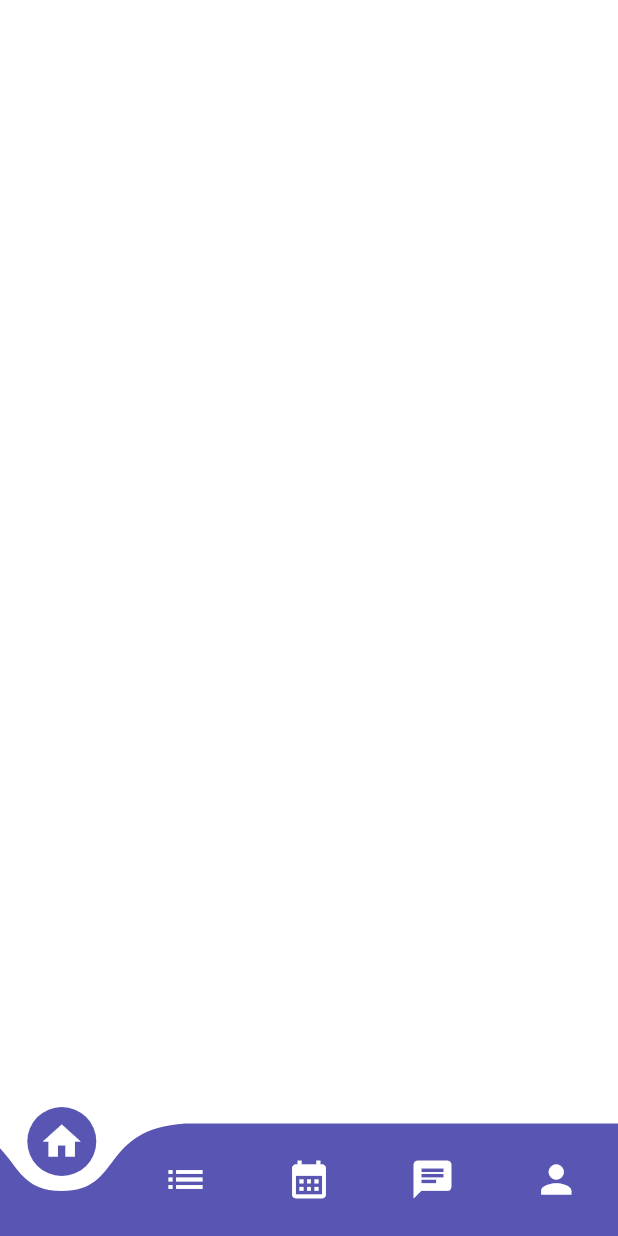
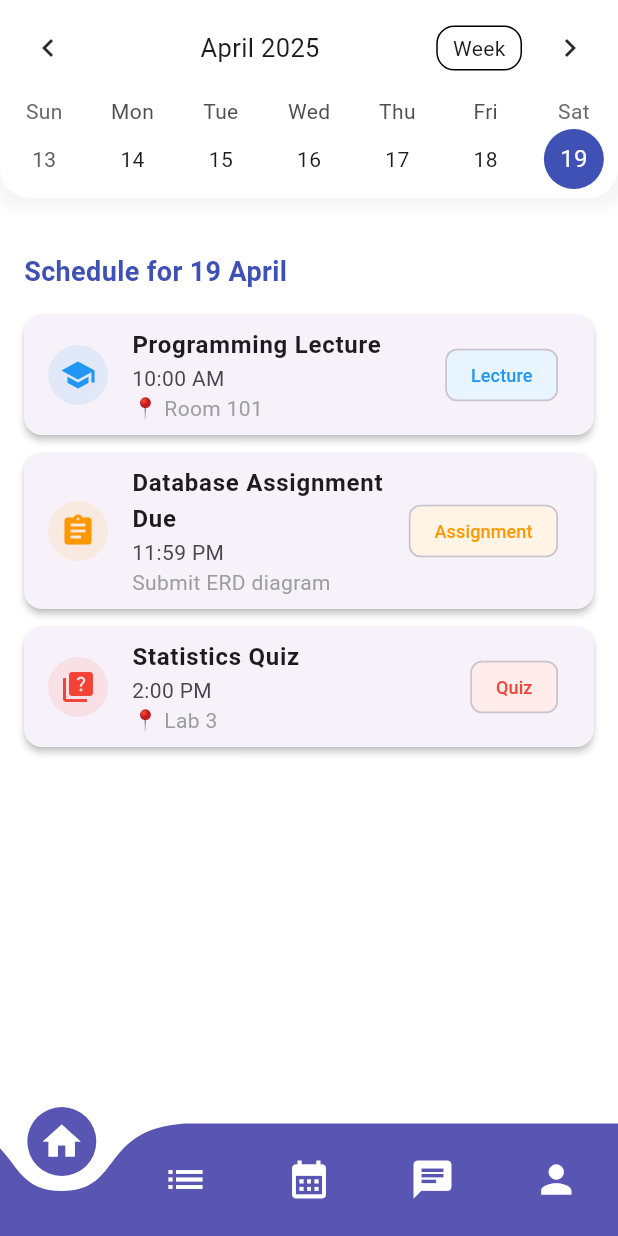
Before and after one commit to YousefElwageeh/edu, a Flutter app: the LayoutScreen screen opened by its route, swiped to page 3, on a phone screen of 412 x 824 dp. Run offline on Flutter 3.47's test engine with Material 3 defaults, Android fonts, the phone set to English and light mode, and no system bars; drawn by our look-alikes of curved_navigation_bar, table_calendar; our stand-ins replace bloc, dio, equatable, flutter_screenutil, pretty_dio_logger and 1 more; missing offline and left inert: dart:ffi; accounts and stored records are empty; Roboto replaces fonts that are missing (Metropolis).

Commit message:
Add course screens, calendar, and navigation with table_calendar package

```diff
--- a/lib/src/core/routes/app_router.dart
+++ b/lib/src/core/routes/app_router.dart
@@ -1,5 +1,6 @@
 import 'package:edu/src/features/authntcation/presentation/pages/login.dart';
 import 'package:edu/src/features/authntcation/presentation/pages/register.dart';
+import 'package:edu/src/features/courses/presentation/pages/course_details_screen.dart';
 import 'package:edu/src/features/home/presentation/pages/layout.dart';
 import 'package:flutter/material.dart';
 
@@ -7,6 +8,7 @@ class Routes {
   static const String loginRoute = '/login';
   static const String registerRoute = '/register';
   static const String layoutRoute = '/layout';
+  static const String courseRoute = '/course';
 }
 
 class AppRouter {
@@ -15,6 +17,10 @@ class AppRouter {
     final arguments = settings.arguments;
 
     switch (settings.name) {
+      case Routes.courseRoute:
+        return MaterialPageRoute(
+          builder: (_) => const CourseDetailsScreen(),
+        );
       case Routes.loginRoute:
         return MaterialPageRoute(
           builder: (_) => LoginScreen(),
--- /dev/null
+++ b/lib/src/features/calender/presentation/pages/calender_screen.dart
@@ -0,0 +1,259 @@
+import 'package:flutter/material.dart';
+import 'package:table_calendar/table_calendar.dart';
+
+class CalendarScreen extends StatefulWidget {
+  const CalendarScreen({super.key});
+
+  @override
+  State<CalendarScreen> createState() => _CalendarScreenState();
+}
+
+class _CalendarScreenState extends State<CalendarScreen> {
+  CalendarFormat _calendarFormat = CalendarFormat.week;
+  DateTime _focusedDay = DateTime.now();
+  DateTime? _selectedDay;
+
+  final List<Map<String, dynamic>> _events = [
+    {
+      'title': 'Programming Lecture',
+      'time': '10:00 AM',
+      'type': 'lecture',
+      'location': 'Room 101'
+    },
+    {
+      'title': 'Database Assignment Due',
+      'time': '11:59 PM',
+      'type': 'assignment',
+      'description': 'Submit ERD diagram'
+    },
+    {
+      'title': 'Statistics Quiz',
+      'time': '2:00 PM',
+      'type': 'quiz',
+      'location': 'Lab 3'
+    },
+  ];
+
+  @override
+  Widget build(BuildContext context) {
+    return Scaffold(
+      body: Column(
+        children: [
+          _buildCalendar(),
+          const SizedBox(height: 20),
+          _buildDaySchedule(),
+        ],
+      ),
+    );
+  }
+
+  Widget _buildCalendar() {
+    return Container(
+      decoration: BoxDecoration(
+        color: Colors.white,
+        borderRadius: const BorderRadius.vertical(bottom: Radius.circular(20)),
+        boxShadow: [
+          BoxShadow(
+            color: Colors.grey.withOpacity(0.1),
+            spreadRadius: 5,
+            blurRadius: 7,
+            offset: const Offset(0, 3),
+          ),
+        ],
+      ),
+      child: TableCalendar(
+        firstDay: DateTime.utc(2024, 1, 1),
+        lastDay: DateTime.utc(2025, 12, 31),
+        focusedDay: _focusedDay,
+        calendarFormat: _calendarFormat,
+        selectedDayPredicate: (day) {
+          return isSameDay(_selectedDay, day);
+        },
+        onDaySelected: (selectedDay, focusedDay) {
+          setState(() {
+            _selectedDay = selectedDay;
+            _focusedDay = focusedDay;
+          });
+        },
+        onFormatChanged: (format) {
+          setState(() {
+            _calendarFormat = format;
+          });
+        },
+        calendarStyle: const CalendarStyle(
+          todayDecoration: BoxDecoration(
+            color: Colors.indigo,
+            shape: BoxShape.circle,
+          ),
+          selectedDecoration: BoxDecoration(
+            color: Colors.indigo,
+            shape: BoxShape.circle,
+          ),
+        ),
+        headerStyle: const HeaderStyle(
+          formatButtonVisible: true,
+          titleCentered: true,
+          formatButtonShowsNext: false,
+        ),
+      ),
+    );
+  }
+
+  Widget _buildDaySchedule() {
+    return Expanded(
+      child: Container(
+        padding: const EdgeInsets.all(16),
+        child: Column(
+          crossAxisAlignment: CrossAxisAlignment.start,
+          children: [
+            Text(
+              'Schedule for ${_selectedDay?.day ?? _focusedDay.day} ${_getMonthName(_selectedDay?.month ?? _focusedDay.month)}',
+              style: const TextStyle(
+                fontSize: 18,
+                fontWeight: FontWeight.bold,
+                color: Colors.indigo,
+              ),
+            ),
+            const SizedBox(height: 16),
+            Expanded(
+              child: ListView.builder(
+                itemCount: _events.length,
+                itemBuilder: (context, index) {
+                  final event = _events[index];
+                  return _buildEventCard(event);
+                },
+              ),
+            ),
+          ],
+        ),
+      ),
+    );
+  }
+
+  Widget _buildEventCard(Map<String, dynamic> event) {
+    return Card(
+      margin: const EdgeInsets.only(bottom: 12),
+      elevation: 2,
+      shape: RoundedRectangleBorder(
+        borderRadius: BorderRadius.circular(12),
+      ),
+      child: ListTile(
+        leading: _getEventIcon(event['type']),
+        title: Text(
+          event['title'],
+          style: const TextStyle(
+            fontWeight: FontWeight.bold,
+          ),
+        ),
+        subtitle: Column(
+          crossAxisAlignment: CrossAxisAlignment.start,
+          children: [
+            Text(event['time']),
+            if (event['location'] != null)
+              Text(
+                '📍 ${event['location']}',
+                style: const TextStyle(
+                  color: Colors.grey,
+                ),
+              ),
+            if (event['description'] != null)
+              Text(
+                event['description'],
+                style: const TextStyle(
+                  color: Colors.grey,
+                ),
+              ),
+          ],
+        ),
+        trailing: _getEventTypeChip(event['type']),
+      ),
+    );
+  }
+
+  Widget _getEventIcon(String type) {
+    IconData iconData;
+    Color iconColor;
+
+    switch (type) {
+      case 'lecture':
+        iconData = Icons.school;
+        iconColor = Colors.blue;
+        break;
+      case 'assignment':
+        iconData = Icons.assignment;
+        iconColor = Colors.orange;
+        break;
+      case 'quiz':
+        iconData = Icons.quiz;
+        iconColor = Colors.red;
+        break;
+      default:
+        iconData = Icons.event;
+        iconColor = Colors.grey;
+    }
+
+    return Container(
+      padding: const EdgeInsets.all(8),
+      decoration: BoxDecoration(
+        color: iconColor.withOpacity(0.1),
+        shape: BoxShape.circle,
+      ),
+      child: Icon(
+        iconData,
+        color: iconColor,
+      ),
+    );
+  }
+
+  Widget _getEventTypeChip(String type) {
+    Color chipColor;
+    String label;
+
+    switch (type) {
+      case 'lecture':
+        chipColor = Colors.blue;
+        label = 'Lecture';
+        break;
+      case 'assignment':
+        chipColor = Colors.orange;
+        label = 'Assignment';
+        break;
+      case 'quiz':
+        chipColor = Colors.red;
+        label = 'Quiz';
+        break;
+      default:
+        chipColor = Colors.grey;
+        label = 'Event';
+    }
+
+    return Chip(
+      label: Text(
+        label,
+        style: TextStyle(
+          color: chipColor,
+          fontSize: 12,
+        ),
+      ),
+      backgroundColor: chipColor.withOpacity(0.1),
+    );
+  }
+
+  String _getMonthName(int month) {
+    const months = [
+      'January',
+      'February',
+      'March',
+      'April',
+      'May',
+      'June',
+      'July',
+      'August',
+      'September',
+      'October',
+      'November',
+      'December'
+    ];
+    return months[month - 1];
+  }
+}
--- a/lib/src/features/home/presentation/pages/layout.dart
+++ b/lib/src/features/home/presentation/pages/layout.dart
@@ -1,5 +1,8 @@
 import 'package:curved_navigation_bar/curved_navigation_bar.dart';
 import 'package:edu/src/config/theme/colorManger.dart';
+import 'package:edu/src/features/calender/presentation/pages/calender_screen.dart';
+import 'package:edu/src/features/chat/presentation/pages/chat.dart';
+import 'package:edu/src/features/courses/presentation/pages/course_screen.dart';
 import 'package:edu/src/features/home/presentation/pages/home.dart';
 import 'package:edu/src/features/profile/presentation/pages/profile_screen.dart';
 import 'package:flutter/material.dart';
@@ -12,7 +15,6 @@ class LayoutScreen extends StatefulWidget {
 }
 
 class _LayoutScreenState extends State<LayoutScreen> {
-
   int selectedIndex = 0;
 
   @override
@@ -64,7 +66,13 @@ int selectedIndex = 0;
             setState(() {});
           },
           controller: pageController,
-          children: const [HomeScreen(), SizedBox(), SizedBox(), SizedBox(),ProfileScreen()],
+          children: const [
+            HomeScreen(),
+            CourseScreen(),
+            CalendarScreen(),
+            ChatScreen(),
+            ProfileScreen()
+          ],
         ),
       ),
     );
--- a/pubspec.yaml
+++ b/pubspec.yaml
@@ -31,6 +31,7 @@ dependencies:
   bloc: ^8.1.4
   cupertino_icons: ^1.0.8
   curved_navigation_bar: ^1.0.6
+  table_calendar: ^3.0.9
   dio: ^5.7.0
   equatable: ^2.0.5
   flutter:
```
Also changed, not shown: lib/src/features/calender/presentation/cubit/calender_cubit.dart (added, +8 -0 lines), lib/src/features/calender/presentation/cubit/calender_state.dart (added, +10 -0 lines), lib/src/features/chat/presentation/cubit/chat_cubit.dart (added, +8 -0 lines), lib/src/features/chat/presentation/cubit/chat_state.dart (added, +10 -0 lines), lib/src/features/chat/presentation/pages/chat.dart (added, +29 -0 lines), lib/src/features/courses/presentation/cubit/courses_cubit.dart (added, +8 -0 lines), lib/src/features/courses/presentation/cubit/courses_state.dart (added, +10 -0 lines), lib/src/features/courses/presentation/pages/course_details_screen.dart (added, +180 -0 lines), lib/src/features/courses/presentation/pages/course_screen.dart (added, +163 -0 lines), lib/src/features/profile/presentation/widgets/date_item_widget.dart (added), lib/src/features/profile/presentation/widgets/info_row_widget.dart (added), lib/src/features/profile/presentation/widgets/profile_card_widget.dart (added), lib/src/features/profile/presentation/widgets/schedule_item_widget.dart (added), lib/src/features/profile/presentation/widgets/schedule_section_widget.dart (added), 1 more files. Lines whose indentation alone changed are shown as unchanged.
